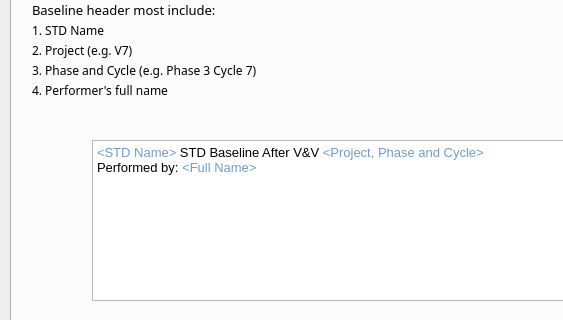
EranYonai/Auto-Baseline, file Code/Forms/MainWindowBig.ui: the form before one commit; both pictures show x 0 to 563 and y 155 to 475 of the 698 by 610 pixel window.
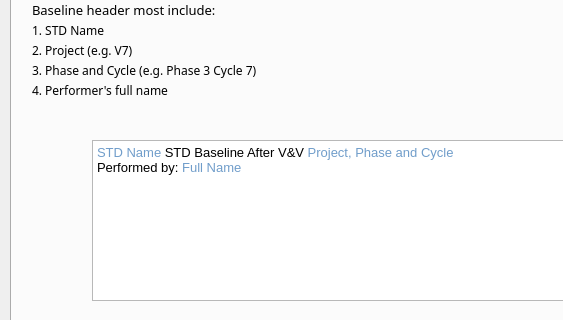
The form after the commit. The open tabs and pages were chosen to show the change.

What changed in the file:
```diff
--- a/Code/Forms/MainWindowBig.ui
+++ b/Code/Forms/MainWindowBig.ui
@@ -1658,9 +1658,9 @@
        <string>&lt;!DOCTYPE HTML PUBLIC &quot;-//W3C//DTD HTML 4.0//EN&quot; &quot;http://www.w3.org/TR/REC-html40/strict.dtd&quot;&gt;
 &lt;html&gt;&lt;head&gt;&lt;meta name=&quot;qrichtext&quot; content=&quot;1&quot; /&gt;&lt;style type=&quot;text/css&quot;&gt;
 p, li { white-space: pre-wrap; }
-&lt;/style&gt;&lt;/head&gt;&lt;body style=&quot; font-family:'MS Shell Dlg 2'; font-size:8.25pt; font-weight:400; font-style:normal;&quot;&gt;
-&lt;p style=&quot; margin-top:0px; margin-bottom:0px; margin-left:0px; margin-right:0px; -qt-block-indent:0; text-indent:0px;&quot;&gt;&lt;span style=&quot; font-size:10pt; color:#709dca;&quot;&gt;&amp;lt;STD Name&amp;gt;&lt;/span&gt;&lt;span style=&quot; font-size:10pt;&quot;&gt; STD Baseline After V&amp;amp;V &lt;/span&gt;&lt;span style=&quot; font-size:10pt; color:#709dca;&quot;&gt;&amp;lt;Project, Phase and Cycle&amp;gt;&lt;/span&gt;&lt;/p&gt;
-&lt;p style=&quot; margin-top:0px; margin-bottom:0px; margin-left:0px; margin-right:0px; -qt-block-indent:0; text-indent:0px;&quot;&gt;&lt;span style=&quot; font-size:10pt;&quot;&gt;Performed by: &lt;/span&gt;&lt;span style=&quot; font-size:10pt; color:#709dca;&quot;&gt;&amp;lt;Full Name&amp;gt;&lt;/span&gt;&lt;/p&gt;&lt;/body&gt;&lt;/html&gt;</string>
+&lt;/style&gt;&lt;/head&gt;&lt;body style=&quot; font-family:'MS Shell Dlg 2'; font-size:7.8pt; font-weight:400; font-style:normal;&quot;&gt;
+&lt;p style=&quot; margin-top:0px; margin-bottom:0px; margin-left:0px; margin-right:0px; -qt-block-indent:0; text-indent:0px;&quot;&gt;&lt;span style=&quot; font-size:10pt; color:#709dca;&quot;&gt;STD Name&lt;/span&gt;&lt;span style=&quot; font-size:10pt;&quot;&gt; STD Baseline After V&amp;amp;V &lt;/span&gt;&lt;span style=&quot; font-size:10pt; color:#709dca;&quot;&gt;Project, Phase and Cycle&lt;/span&gt;&lt;/p&gt;
+&lt;p style=&quot; margin-top:0px; margin-bottom:0px; margin-left:0px; margin-right:0px; -qt-block-indent:0; text-indent:0px;&quot;&gt;&lt;span style=&quot; font-size:10pt;&quot;&gt;Performed by: &lt;/span&gt;&lt;span style=&quot; font-size:10pt; color:#709dca;&quot;&gt;Full Name&lt;/span&gt;&lt;/p&gt;&lt;/body&gt;&lt;/html&gt;</string>
       </property>
      </widget>
      <widget class="QLabel" name="label">
```
Left out of the diff: 6 changed lines with no effect on the pictures.
